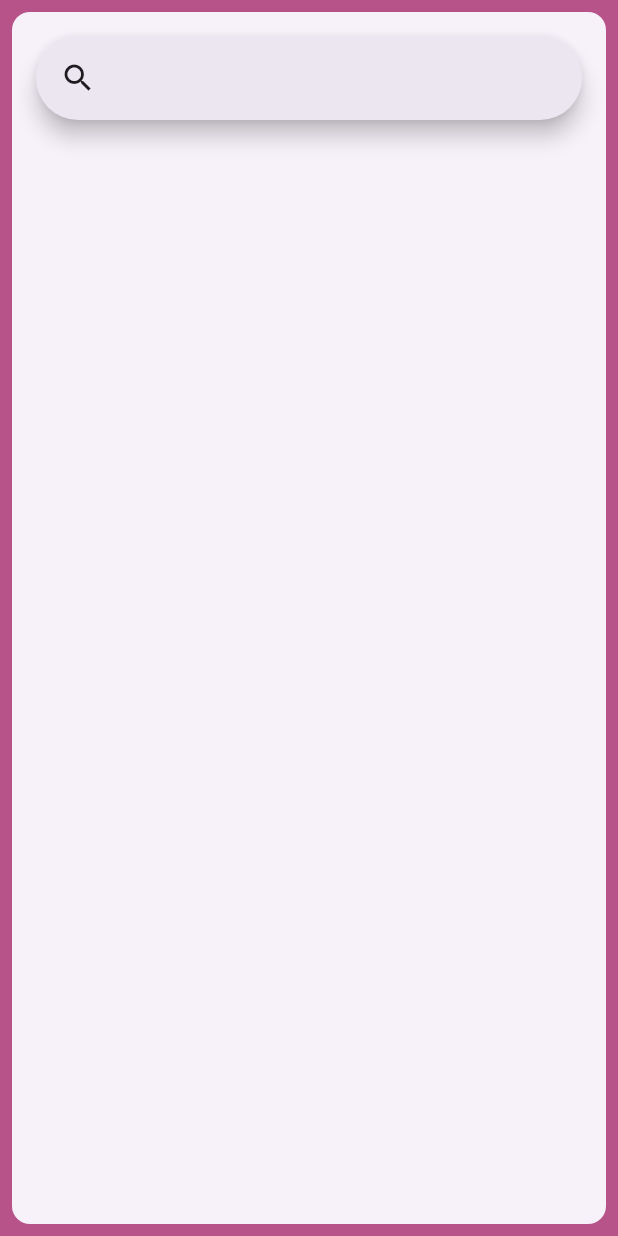
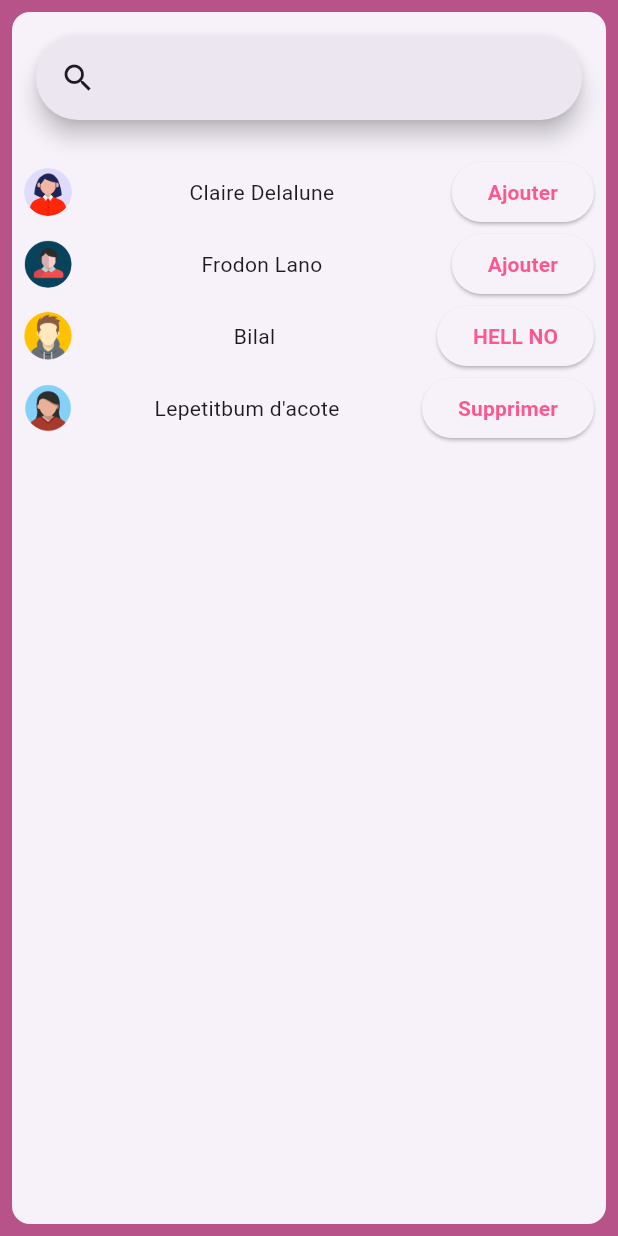
Before and after one commit to zakdonohue/Log450_DoIt, a Flutter app: the ManageFriendsScreen screen opened by its route, on a phone screen of 412 x 824 dp. Run offline on Flutter 3.47's test engine with Material 3 defaults, Android fonts, the phone set to English and light mode, and no system bars; our stand-ins replace fluttertoast, lottie.

Commit message:
managefrioends ui but not compete

```diff
--- a/lib/homescreen.dart
+++ b/lib/homescreen.dart
@@ -13,15 +13,16 @@ class HomeScreen extends StatelessWidget {
     return Scaffold(
         backgroundColor: createMaterialColor
             .createMaterialColor(const Color.fromARGB(197, 167, 17, 17)),
-        body: const Card(
+        body: Card(
             shadowColor: Colors.transparent,
-            margin: EdgeInsets.all(8.0),
+            margin: const EdgeInsets.all(8.0),
             child: SizedBox.expand(
                 child: Center(
                     child:
-                      // TODO metter ca en Listview, cest nasty comme code ca
-                      SingleChildScrollView(
-                          child: Column(children: [
+                        // TODO Populate with actual data from BD
+                        ListView(
+                            padding: const EdgeInsets.all(8),
+                            children: const <Widget>[
                   PostItem(
                       imagePath: "assets/partyimage.jpg",
                       nameOfPostUser: "le boy SEGLAAAAA",
@@ -39,10 +40,7 @@ class HomeScreen extends StatelessWidget {
                       imagePath: "assets/paddleboard.jpg",
                       nameOfPostUser: "la fomme du dep",
                       nameOfTask: "fa bo fa chaud a 7h00 AM"),
-              ]))),
-            ))
-        // ])
-        );
+                ])))));
   }
 }
 
--- a/lib/ui/managefriends.dart
+++ b/lib/ui/managefriends.dart
@@ -1,4 +1,5 @@
 import 'package:flutter/material.dart';
+import 'package:log450_doit/ui/reusableWidgets/friendItem.dart';
 import 'package:log450_doit/ui/reusableWidgets/searchBar.dart';
 import 'package:log450_doit/ui/utils/materialColor.dart';
 
@@ -13,12 +14,35 @@ class ManageFriendsScreen extends StatelessWidget {
     return Scaffold(
         backgroundColor: createMaterialColor
             .createMaterialColor(const Color.fromARGB(198, 163, 33, 104)),
-        body: const Card(
+        body: Card(
           shadowColor: Colors.transparent,
           margin: const EdgeInsets.all(8.0),
           child: Column(children: [
-            CustomSearchBar(),
-            // SizedBox.expand(child: Column(children: []))
+            const CustomSearchBar(),
+
+            // TODO Populate with bd suggestion
+            ListView(
+              padding: const EdgeInsets.all(8),
+              shrinkWrap: true,
+              children: const <Widget>[
+                FriendItem(
+                    imagePath: "assets/female1.png",
+                    name: "Claire Delalune",
+                    buttonText: "Ajouter"),
+                FriendItem(
+                    imagePath: "assets/male1.png",
+                    name: "Frodon Lano",
+                    buttonText: "Ajouter"),
+                FriendItem(
+                    imagePath: "assets/male2.png",
+                    name: "Bilal",
+                    buttonText: "HELL NO"),
+                FriendItem(
+                    imagePath: "assets/female2.png",
+                    name: "Lepetitbum d'acote",
+                    buttonText: "Supprimer")
+              ],
+            )
           ]),
         ));
   }
--- /dev/null
+++ b/lib/ui/reusableWidgets/friendItem.dart
@@ -0,0 +1,52 @@
+import 'package:flutter/material.dart';
+import 'package:log450_doit/ui/utils/materialColor.dart';
+import 'package:fluttertoast/fluttertoast.dart';
+
+class FriendItem extends StatelessWidget {
+  final String imagePath;
+  final String name;
+  final String buttonText;
+
+  const FriendItem(
+      {super.key,
+      required this.imagePath,
+      required this.name,
+      required this.buttonText});
+
+  @override
+  Widget build(BuildContext context) {
+    return Row(children: [
+      ClipRRect(
+        borderRadius: BorderRadius.circular(24),
+        child: Image.asset(imagePath,
+            width: 32.0, height: 32.0, fit: BoxFit.cover),
+      ),
+      const Spacer(),
+      Text(name),
+      const Spacer(),
+      ElevatedButton(
+          //TODO do action to include in friends,bd , etc.
+          onPressed: () {},
+          child: Align(
+              alignment: Alignment.center,
+              child: Text(
+                buttonText,
+                style: TextStyle(
+                    color: createMaterialColor.createMaterialColor(
+                        const Color.fromARGB(200, 255, 45, 108)),
+                    fontWeight: FontWeight.bold),
+              )))
+    ]);
+  }
+}
+
+final createMaterialColor = CreateMaterialColor();
+
+
+//Fluttertoast.showToast(
+              // msg: "This is a Toast message",
+              // toastLength: Toast.LENGTH_SHORT,
+              // gravity: ToastGravity.CENTER,
+              // timeInSecForIosWeb: 1,
+              // textColor: Colors.white,
+              // fontSize: 16.0)
--- a/pubspec.yaml
+++ b/pubspec.yaml
@@ -10,6 +10,7 @@ dependencies:
   flutter:
     sdk: flutter
   lottie: ^3.1.0
+  fluttertoast: ^8.2.4
 
 dev_dependencies:
   flutter_test:
@@ -27,3 +28,7 @@ flutter:
      - assets/paddleboard.jpg
      - assets/amusementpark.jpg
      - assets/meeting.jpg
+     - assets/male1.png
+     - assets/male2.png
+     - assets/female1.png
+     - assets/female2.png
```
Also changed, not shown: assets/female1.png (added), assets/female2.png (added), assets/male1.png (added), assets/male2.png (added), pubspec.lock. Lines whose indentation alone changed are shown as unchanged.
